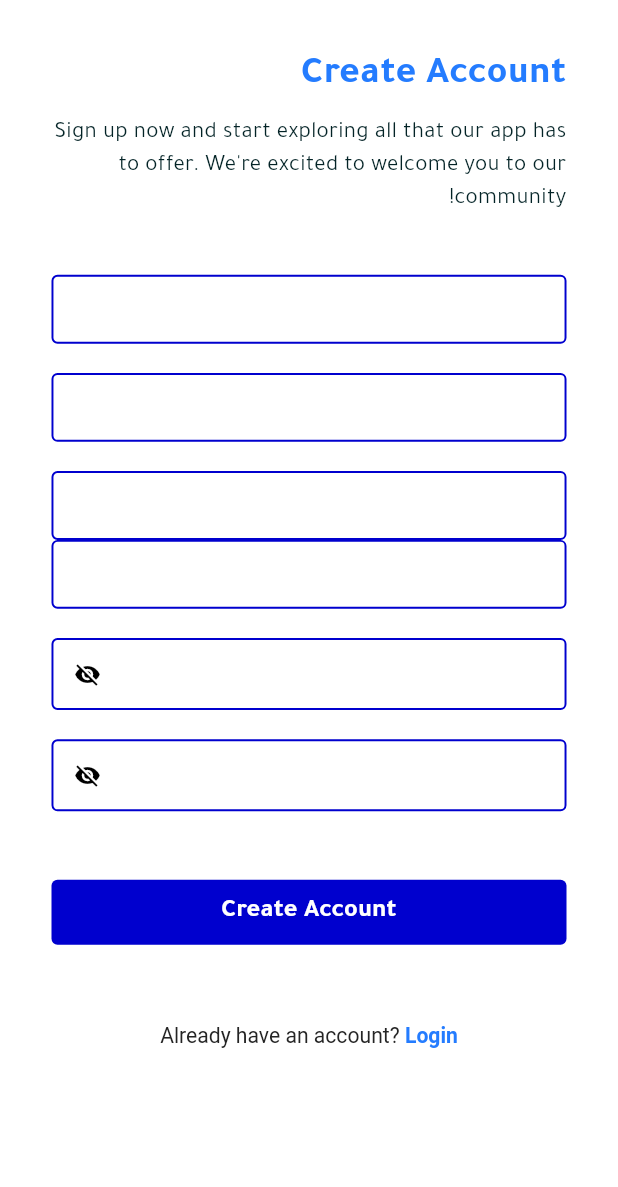
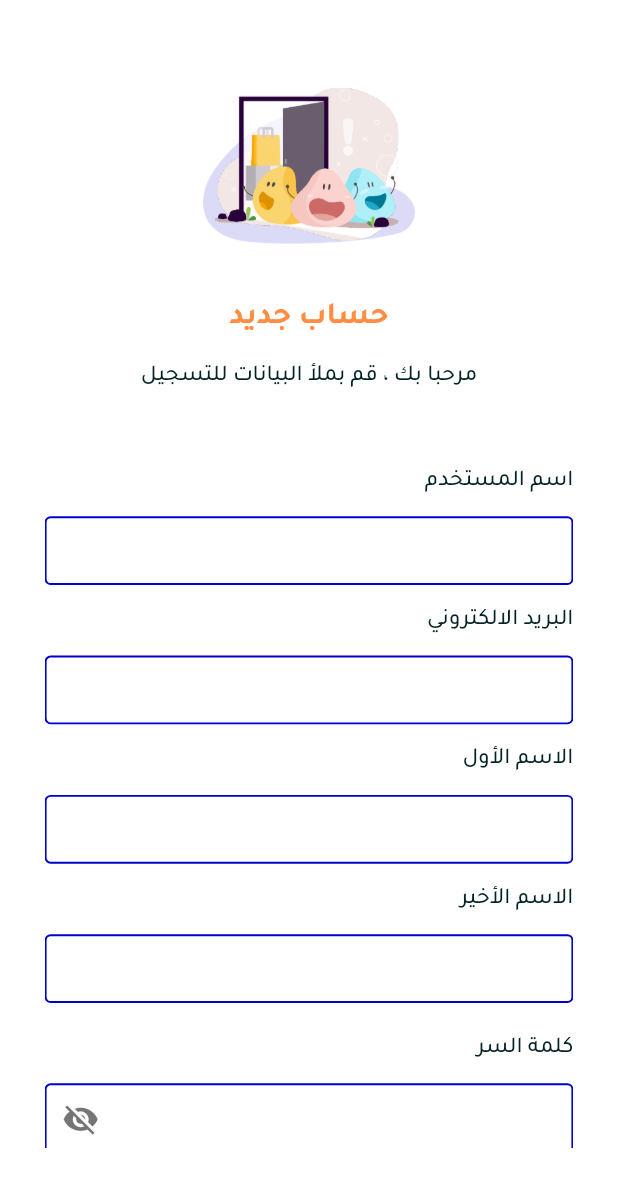
Before and after one commit to Ibrahim653/Ecommerce-App, a Flutter app: the screen it shows after launch, after a tap on "التسجيل", on a phone screen of 412 x 824 dp. Shown: the top 1187 px of the screen. Run offline on Flutter 3.47's test engine with Material 3 defaults, Android fonts, the phone set to English and light mode, and no system bars; our stand-ins replace dio, flutter_bloc, flutter_screenutil, freezed_annotation, get_it, pretty_dio_logger and 1 more; generated files the repository leaves out were written again.

Commit message:
edit register ui and finish it

```diff
--- a/lib/core/helpers/constants.dart
+++ b/lib/core/helpers/constants.dart
@@ -1,6 +1,6 @@
 
 class Constants {
    static const String loginLogo = 'assets/images/login_logo.png';
-   static const String registerLogo = 'assets/images/login_logo.png';
+   static const String registerLogo = 'assets/images/register_logo.png';
    static const String fontFamily = 'Tajawal';
 }
--- a/lib/core/theming/styles.dart
+++ b/lib/core/theming/styles.dart
@@ -15,7 +15,11 @@ class Styles {
     fontWeight: FontWeightHelper.medium,
     color: ColorsManager.textGrey,
   );
-
+  static TextStyle font16GreyMedium = TextStyle(
+    fontSize: 16.sp,
+    fontWeight: FontWeightHelper.medium,
+    color: ColorsManager.textGrey,
+  );
   static TextStyle font14CyanBold = TextStyle(
     fontSize: 14.sp,
     fontWeight: FontWeightHelper.bold,
--- a/lib/core/widgets/app_text_form_field.dart
+++ b/lib/core/widgets/app_text_form_field.dart
@@ -96,14 +96,14 @@ class CustomTextFormField extends StatelessWidget {
               color: Colors.red,
               width: 1.3,
             ),
-            borderRadius: BorderRadius.circular(16.0),
+            borderRadius: BorderRadius.circular(4.0),
           ),
           focusedErrorBorder: OutlineInputBorder(
             borderSide: const BorderSide(
               color: Colors.red,
               width: 1.3,
             ),
-            borderRadius: BorderRadius.circular(16.0),
+            borderRadius: BorderRadius.circular(4.0),
           )),
     );
   }
--- a/lib/features/login/ui/login_screen.dart
+++ b/lib/features/login/ui/login_screen.dart
@@ -25,7 +25,7 @@ class LoginScreen extends StatelessWidget {
     return Scaffold(
         body: SafeArea(
       child: Padding(
-        padding: EdgeInsets.symmetric(horizontal: 30.w, vertical: 30.h),
+        padding: EdgeInsets.symmetric(horizontal: 26.w, vertical: 54.h),
         child: SingleChildScrollView(
           child: Directionality(
             textDirection: TextDirection.rtl,
--- a/lib/features/login/ui/widgets/dont_have_account_text.dart
+++ b/lib/features/login/ui/widgets/dont_have_account_text.dart
@@ -11,20 +11,12 @@ class DontHaveAccountText extends StatelessWidget {
     return Row(
       mainAxisAlignment: MainAxisAlignment.center,
       children: [
-        Text(
-          'ليس لديك حساب ؟',
-          style: Styles.font14GreyMedium.copyWith(
-          ),
-        ),
+        Text('ليس لديك حساب ؟', style: Styles.font14GreyMedium),
         GestureDetector(
           onTap: () {
             context.pushReplacementNamed(Routes.registerScreen);
           },
-          child: Text(
-            ' التسجيل',
-            style: Styles.font18PinkBold.copyWith(
-            ),
-          ),
+          child: Text(' التسجيل', style: Styles.font18PinkBold),
         ),
       ],
     );
--- a/lib/features/register/ui/register_screen.dart
+++ b/lib/features/register/ui/register_screen.dart
@@ -2,6 +2,7 @@ import 'package:flutter/material.dart';
 import 'package:flutter_bloc/flutter_bloc.dart';
 import 'package:flutter_screenutil/flutter_screenutil.dart';
 
+import '../../../core/helpers/constants.dart';
 import '../../../core/helpers/spacing.dart';
 import '../../../core/theming/styles.dart';
 import '../../../core/widgets/app_text_button.dart';
@@ -16,45 +17,43 @@ class RegisterScreen extends StatelessWidget {
   @override
   Widget build(BuildContext context) {
     return Scaffold(
-      body: SafeArea(
-        child: Padding(
-          padding: EdgeInsets.symmetric(horizontal: 30.w, vertical: 30.h),
+      body: Padding(
+        padding: EdgeInsets.symmetric(horizontal: 26.w, vertical: 54.h),
         child: SingleChildScrollView(
           child: Directionality(
             textDirection: TextDirection.rtl,
             child: Column(
-                crossAxisAlignment: CrossAxisAlignment.start,
+              crossAxisAlignment: CrossAxisAlignment.center,
               children: [
+                Image.asset(
+                  Constants.registerLogo,
+                  width: 130.w,
+                  height: 96.h,
+                ),
+                verticalSpace(32),
                 Text(
-                    'Create Account',
-                    style: Styles.font24BlueBold,
+                  'حساب جديد',
+                  style: Styles.font19PinkBold,
                 ),
-                  verticalSpace(8),
+                verticalSpace(13),
                 Text(
-                    'Sign up now and start exploring all that our app has to offer. We\'re excited to welcome you to our community!',
-                    style: Styles.font14GreyRegular,
+                  'مرحبا بك ، قم بملأ البيانات للتسجيل',
+                  style: Styles.font14GreyMedium,
                 ),
-                  verticalSpace(36),
-                  Column(
-                    children: [
+                verticalSpace(44),
                 const RegisterForm(),
-                      verticalSpace(40),
+                verticalSpace(33),
                 AppTextButton(
-                        buttonText: "Create Account",
-                        textStyle: Styles.font16WhiteSemiBold,
+                  buttonText: "التسجيل",
+                  textStyle: Styles.font16WhiteBold,
                   onPressed: () {
                     validateThenDoSignup(context);
                   },
                 ),
-                      verticalSpace(16),
-
-                      verticalSpace(30),
+                verticalSpace(32),
                 const AlreadyHaveAccountText(),
                 const RegisterBlocListner(),
               ],
-                  ),
-                ],
-              ),
             ),
           ),
         ),
--- a/lib/features/register/ui/widgets/already_have_account_text.dart
+++ b/lib/features/register/ui/widgets/already_have_account_text.dart
@@ -1,5 +1,3 @@
-
-import 'package:flutter/gestures.dart';
 import 'package:flutter/material.dart';
 
 import '../../../../core/helpers/extensions.dart';
@@ -11,24 +9,23 @@ class AlreadyHaveAccountText extends StatelessWidget {
 
   @override
   Widget build(BuildContext context) {
-    return RichText(
-      textAlign: TextAlign.center,
-      text: TextSpan(
-        children: [
-          TextSpan(
-            text: 'Already have an account?',
-            style: Styles.font13DarkBlueRegular,
+    return Row(
+      mainAxisAlignment: MainAxisAlignment.center,
+      children: [
+        Text(
+          'لديك حساب ؟',
+          style: Styles.font16GreyMedium,
+        ),
+        GestureDetector(
+          onTap: () {
+            context.pushReplacementNamed(Routes.loginScreen);
+          },
+          child: Text(
+            ' الدخول',
+            style: Styles.font18PinkBold,
           ),
-          TextSpan(
-            text: ' Login',
-            style: Styles.font13BlueSemiBold,
-            recognizer: TapGestureRecognizer()
-              ..onTap = () {
-                context.pushReplacementNamed(Routes.loginScreen);
-              },
-          ),
-        ],
-      ),
+        ),
+      ],
     );
   }
 }
--- a/lib/features/register/ui/widgets/register_bloc_listner.dart
+++ b/lib/features/register/ui/widgets/register_bloc_listner.dart
@@ -9,7 +9,7 @@ import '../../logic/cubit/register_cubit.dart';
 import '../../logic/cubit/register_state.dart';
 
 class RegisterBlocListner extends StatelessWidget {
-  const RegisterBlocListner({super.key});
+  const   RegisterBlocListner({super.key});
 
   @override
   Widget build(BuildContext context) {
--- a/lib/features/register/ui/widgets/register_form.dart
+++ b/lib/features/register/ui/widgets/register_form.dart
@@ -1,8 +1,9 @@
 import 'package:flutter/material.dart';
 import 'package:flutter_bloc/flutter_bloc.dart';
-
+import 'package:flutter_screenutil/flutter_screenutil.dart';
 import '../../../../core/helpers/app_regex.dart';
 import '../../../../core/helpers/spacing.dart';
+import '../../../../core/theming/styles.dart';
 import '../../../../core/widgets/app_text_form_field.dart';
 import '../../logic/cubit/register_cubit.dart';
 
@@ -22,51 +23,83 @@ class _RegisterFormState extends State<RegisterForm> {
     return Form(
       key: context.read<RegisterCubit>().formKey,
       child: Column(
+        crossAxisAlignment: CrossAxisAlignment.start,
         children: [
+          Padding(
+            padding: const EdgeInsets.only(bottom: 12),
+            child: Text(
+              'اسم المستخدم',
+              style: Styles.font14GreyMedium,
+            ),
+          ),
           CustomTextFormField(
-            title: 'اسم المستخدم',
             validator: (value) {
               if (value == null || value.isEmpty) {
-                return 'Please enter a valid name';
+                return 'هذا الحقل مطلوب';
               }
             },
             controller: context.read<RegisterCubit>().usernameController,
           ),
-          verticalSpace(18),
+          verticalSpace(12),
+          Padding(
+            padding: const EdgeInsets.only(bottom: 12),
+            child: Text(
+              'البريد الالكتروني',
+              style: Styles.font14GreyMedium,
+            ),
+          ),
           CustomTextFormField(
-            title: 'البريد الإلكترونى',
             validator: (value) {
               if (value == null ||
                   value.isEmpty ||
                   !AppRegex.isEmailValid(value)) {
-                return 'Please enter a valid email';
+                return 'هذا الحقل مطلوب';
               }
             },
             controller: context.read<RegisterCubit>().emailController,
           ),
-          verticalSpace(18),
+          verticalSpace(12),
+          Padding(
+            padding: const EdgeInsets.only(bottom: 12),
+            child: Text(
+              'الاسم الأول',
+              style: Styles.font14GreyMedium,
+            ),
+          ),
           CustomTextFormField(
-            title: 'الاسم الأول',
             validator: (value) {
               if (value == null || value.isEmpty) {
-                return 'Please enter a valid phone number';
+                return 'هذا الحقل مطلوب';
               }
             },
             controller: context.read<RegisterCubit>().firstNameController,
           ),
+          verticalSpace(12),
+          Padding(
+            padding: const EdgeInsets.only(bottom: 12),
+            child: Text(
+              'الاسم الأخير',
+              style: Styles.font14GreyMedium,
+            ),
+          ),
           CustomTextFormField(
-            title: 'الاسم الأخير',
             validator: (value) {
               if (value == null || value.isEmpty) {
-                return 'Please enter a valid phone number';
+                return 'هذا الحقل مطلوب';
               }
             },
             controller: context.read<RegisterCubit>().lastNameController,
           ),
           verticalSpace(18),
+          Padding(
+            padding: const EdgeInsets.only(bottom: 12),
+            child: Text(
+              'كلمة السر',
+              style: Styles.font14GreyMedium,
+            ),
+          ),
           CustomTextFormField(
             controller: context.read<RegisterCubit>().passwordController,
-            title: 'كلمة السر',
             obsecureText: isPasswordObscureText,
             suffexIcon: GestureDetector(
               onTap: () {
@@ -74,20 +107,32 @@ class _RegisterFormState extends State<RegisterForm> {
                   isPasswordObscureText = !isPasswordObscureText;
                 });
               },
-              child: Icon(
-                isPasswordObscureText ? Icons.visibility_off : Icons.visibility,
+              child: Padding(
+                padding: const EdgeInsets.all(8.0),
+                child: Icon(
+                  isPasswordObscureText
+                      ? Icons.visibility_off
+                      : Icons.visibility,
+                  color: Colors.black54,
+                  size: 23.sp,
+                ),
               ),
             ),
             validator: (value) {
               if (value == null || value.isEmpty) {
-                return 'Please enter a valid password';
+                return 'هذا الحقل مطلوب';
               }
             },
           ),
           verticalSpace(18),
+          Padding(
+            padding: const EdgeInsets.only(bottom: 12),
+            child: Text(
+              'تأكيد كلمة السر',
+              style: Styles.font14GreyMedium,
+            ),
+          ),
           CustomTextFormField(
-            // controller:,       //TODO: add confirmation password
-            title: 'تأكيد كلمة السر',
             obsecureText: isPasswordConfirmationObscureText,
             suffexIcon: GestureDetector(
               onTap: () {
@@ -96,16 +141,24 @@ class _RegisterFormState extends State<RegisterForm> {
                       !isPasswordConfirmationObscureText;
                 });
               },
-              child: Icon(
-                isPasswordConfirmationObscureText
-                    ? Icons.visibility_off
-                    : Icons.visibility,
+              child: Padding(
+                padding: const EdgeInsets.all(8.0),
+                child: Icon(
+                  isPasswordObscureText
+                      ? Icons.visibility_off
+                      : Icons.visibility,
+                  color: Colors.black54,
+                  size: 23.sp,
+                ),
               ),
             ),
             validator: (value) {
               if (value == null || value.isEmpty) {
-                return 'Please enter a valid password';
+                return 'هذا الحقل مطلوب';
+              } else if (value != context.read<RegisterCubit>().passwordController.text) {
+                return 'كلمة السر غير متطابقة';
               }
+              return null;
             },
           ),
         ],
```
Lines whose indentation alone changed are shown as unchanged.
